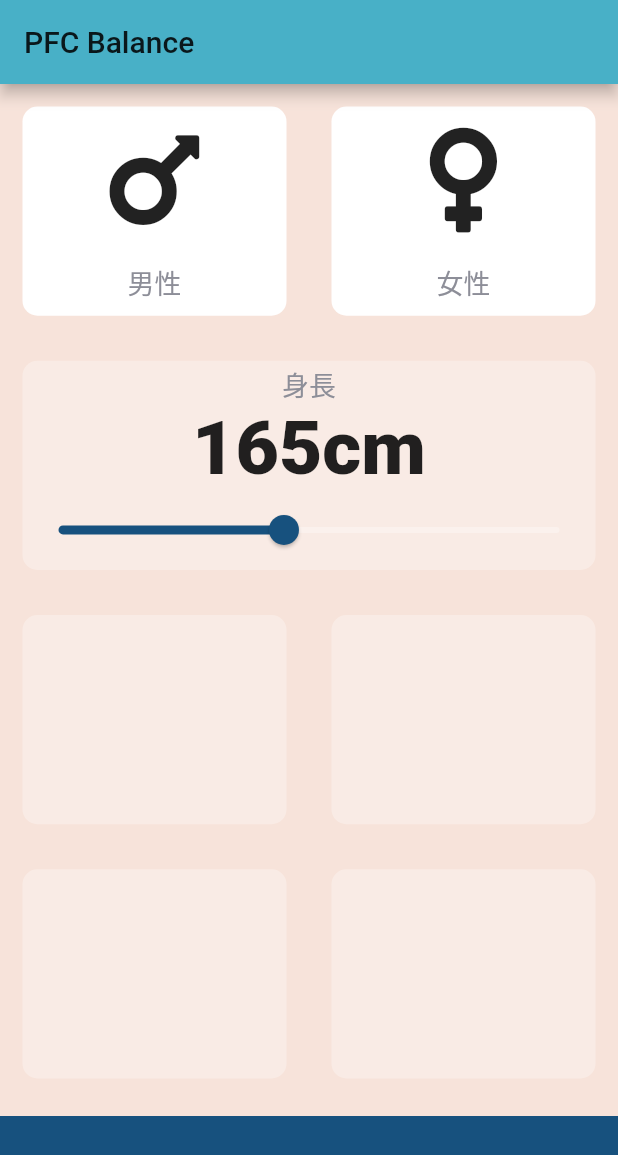
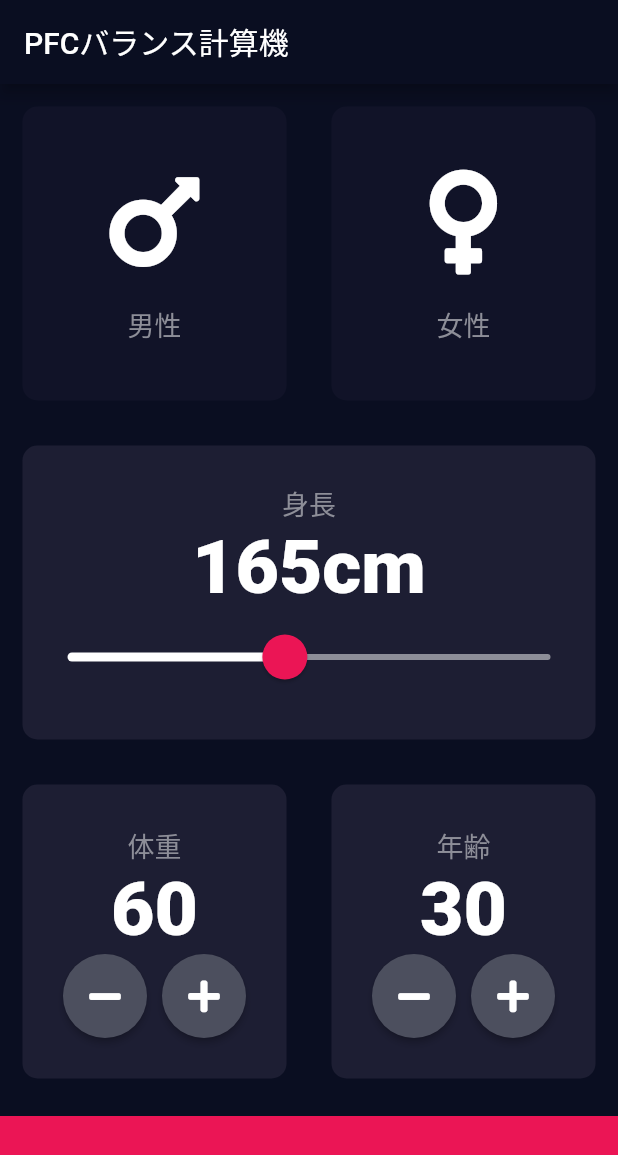
Before and after one commit to ryuji26/pfc_balance_app, a Flutter app: the screen it shows after launch, on a phone screen of 412 x 824 dp. Shown: the top 1155 px of the screen. Run offline on Flutter 3.47's test engine with Material 2 defaults, Android fonts, the phone set to English and light mode, and no system bars; our stand-ins replace font_awesome_flutter.

Commit message:
ほぼ完成

```diff
--- a/lib/constants.dart
+++ b/lib/constants.dart
@@ -1,9 +1,9 @@
 import 'package:flutter/material.dart';
 
 const kBottomContainerHeight = 80.0;
-const kActiveCardColour = Colors.white30;
-const kInactiveCardColour = Colors.white;
-const kBottomContainerColour = Color(0xFF17517e);
+const kActiveCardColour = Color(0xFF1d1e33);
+const kInactiveCardColour = Color(0xFF111328);
+const kBottomContainerColour = Color(0xFFeb1555);
 
 const kLabelTextStyle = TextStyle(
   fontSize: 18.0,
--- a/lib/input_page.dart
+++ b/lib/input_page.dart
@@ -8,9 +8,9 @@ import 'reusable_card.dart';
 import 'constants.dart';
 
 const kBottomContainerHeight = 80.0;
-const kActiveCardColour = Colors.white30;
-const kInactiveCardColour = Colors.white;
-const kBottomContainerColour = Color(0xFF17517e);
+const kActiveCardColour = Color(0xFF1d1e33);
+const kInactiveCardColour = Color(0xFF111328);
+const kBottomContainerColour = Color(0xFFeb1555);
 
 enum Gender {
   male,
@@ -25,6 +25,8 @@ class InputPage extends StatefulWidget {
 class _InputPageState extends State<InputPage> {
   Gender selectedGender;
   int height = 165;
+  int weight = 60;
+  int age = 30;
 
   // Color maleCardColour = inactiveCardColour;
   // Color femaleCardColour = inactiveCardColour;
@@ -55,7 +57,7 @@ class _InputPageState extends State<InputPage> {
   Widget build(BuildContext context) {
     return Scaffold(
       appBar: AppBar(
-        title: Text('PFC Balance'),
+        title: Text('PFCバランス計算機'),
       ),
       body: Column(
         crossAxisAlignment: CrossAxisAlignment.stretch,
@@ -122,17 +124,27 @@ class _InputPageState extends State<InputPage> {
                       )
                     ],
                   ),
-                  Slider(
+                  SliderTheme(
+                    data: SliderTheme.of(context).copyWith(
+                      activeTrackColor: Colors.white,
+                      thumbColor: Color(0xFFeb1555),
+                      overlayColor: Color(0x29eb1555),
+                      thumbShape:
+                          RoundSliderThumbShape(enabledThumbRadius: 15.0),
+                      overlayShape:
+                          RoundSliderOverlayShape(overlayRadius: 30.0),
+                    ),
+                    child: Slider(
                       value: height.toDouble(),
                       min: 120.0,
                       max: 220.0,
-                    activeColor: Color(0xFF17517e),
-                    inactiveColor: Colors.white30,
+                      inactiveColor: Color(0xFF8d8e98),
                       onChanged: (double newValue) {
                         setState(() {
                           height = newValue.round();
                         });
                       },
+                    ),
                   ),
                 ],
               ),
@@ -144,26 +156,85 @@ class _InputPageState extends State<InputPage> {
               Expanded(
                 child: ReusableCard(
                   colour: kActiveCardColour,
+                  cardChild: Column(
+                    mainAxisAlignment: MainAxisAlignment.center,
+                    children: <Widget>[
+                      Text(
+                        '体重',
+                        style: kLabelTextStyle,
+                      ),
+                      Text(
+                        weight.toString(),
+                        style: kNumberTextStyle,
+                      ),
+                      Row(
+                        mainAxisAlignment: MainAxisAlignment.center,
+                        children: <Widget>[
+                          RoundIconButton(
+                            icon: FontAwesomeIcons.minus,
+                            onPressed: () {
+                              setState(() {
+                                weight--;
+                              });
+                            },
+                          ),
+                          SizedBox(
+                            width: 10.0,
+                          ),
+                          RoundIconButton(
+                            icon: FontAwesomeIcons.plus,
+                            onPressed: () {
+                              setState(() {
+                                weight++;
+                              });
+                            },
+                          ),
+                        ],
+                      ),
+                    ],
+                  ),
                 ),
               ),
               Expanded(
                 child: ReusableCard(
                   colour: kActiveCardColour,
+                  cardChild: Column(
+                    mainAxisAlignment: MainAxisAlignment.center,
+                    children: <Widget>[
+                      Text(
+                        '年齢',
+                        style: kLabelTextStyle,
                       ),
+                      Text(
+                        age.toString(),
+                        style: kNumberTextStyle,
+                      ),
+                      Row(
+                        mainAxisAlignment: MainAxisAlignment.center,
+                        children: <Widget>[
+                          RoundIconButton(
+                            icon: FontAwesomeIcons.minus,
+                            onPressed: () {
+                              setState(() {
+                                age--;
+                              });
+                            },
+                          ),
+                          SizedBox(
+                            width: 10.0,
+                          ),
+                          RoundIconButton(
+                            icon: FontAwesomeIcons.plus,
+                            onPressed: () {
+                              setState(() {
+                                age++;
+                              });
+                            },
                           ),
                         ],
-          )),
-          Expanded(
-              child: Row(
-            children: <Widget>[
-              Expanded(
-                child: ReusableCard(
-                  colour: kActiveCardColour,
                       ),
+                    ],
                   ),
-              Expanded(
-                child: ReusableCard(
-                  colour: kActiveCardColour,
                 ),
               ),
             ],
@@ -179,3 +250,24 @@ class _InputPageState extends State<InputPage> {
     );
   }
 }
+
+class RoundIconButton extends StatelessWidget {
+  RoundIconButton({@required this.icon, @required this.onPressed});
+
+  final IconData icon;
+  final Function onPressed;
+
+  @override
+  Widget build(BuildContext context) {
+    return RawMaterialButton(
+      child: Icon(icon),
+      onPressed: onPressed,
+      constraints: BoxConstraints.tightFor(
+        width: 56.0,
+        height: 56.0,
+      ),
+      shape: CircleBorder(),
+      fillColor: Color(0xFF4c4f5e),
+    );
+  }
+}
--- a/lib/main.dart
+++ b/lib/main.dart
@@ -7,10 +7,9 @@ class PFCBalance extends StatelessWidget {
   @override
   Widget build(BuildContext context) {
     return MaterialApp(
-      theme: ThemeData(
-        primaryColor: Color(0xFF48b0c7),
-        scaffoldBackgroundColor: Color(0xFFf7e3da),
-        accentColor: Color(0xFF17517e),
+      theme: ThemeData.dark().copyWith(
+        primaryColor: Color(0xFF0a0e21),
+        scaffoldBackgroundColor: Color(0xFF0a0e21),
       ),
       home: InputPage(),
     );
```
Lines whose indentation alone changed are shown as unchanged.
